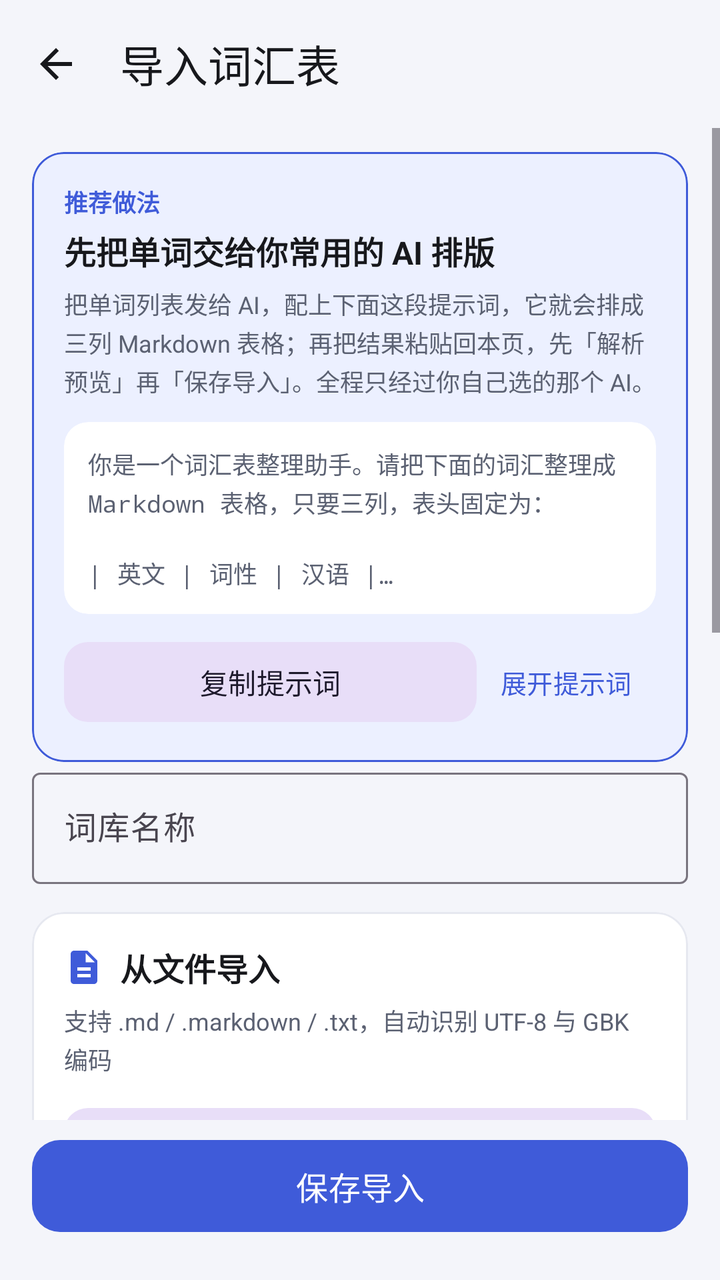
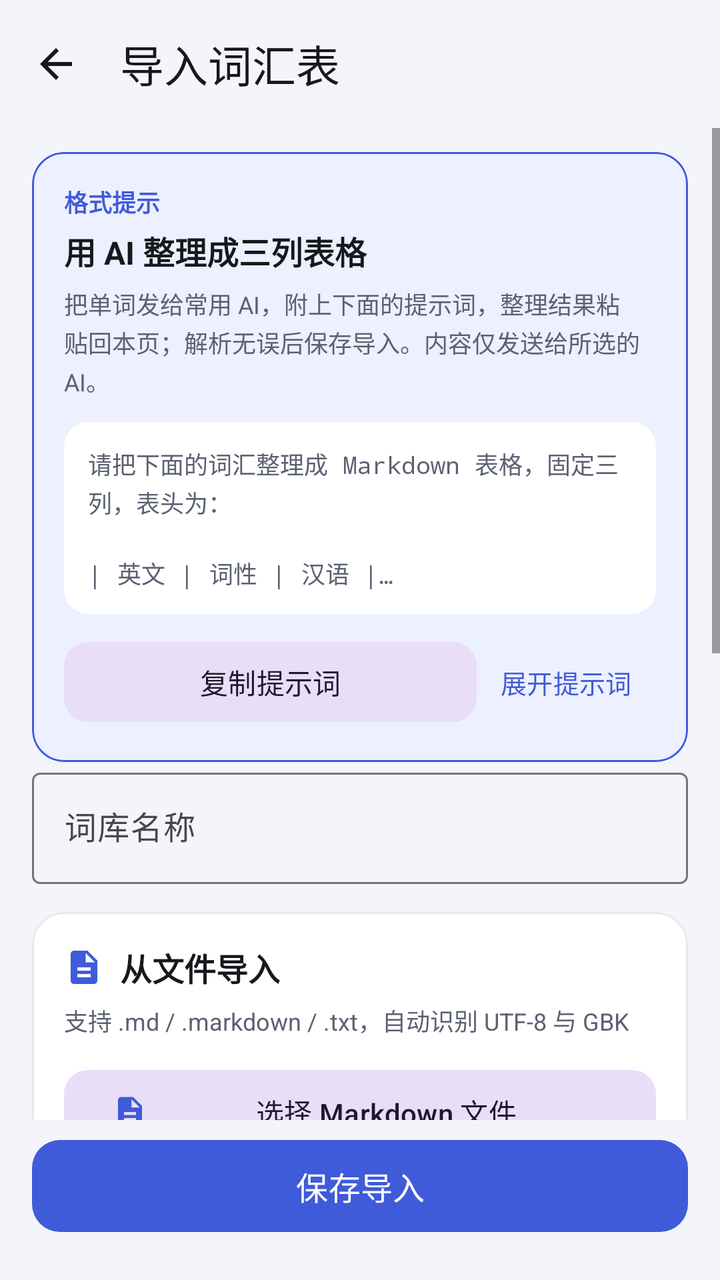

An Android layout rendered at two revisions. The XML below is the earlier revision; the diff shows what the commit changed to produce the second picture.
<!-- AndroidManifest.xml: application theme Theme.WordDrill -->
<!-- res/layout/activity_import.xml -->
<?xml version="1.0" encoding="utf-8"?>
<LinearLayout xmlns:android="http://schemas.android.com/apk/res/android"
    xmlns:app="http://schemas.android.com/apk/res-auto"
    android:id="@+id/root"
    android:layout_width="match_parent"
    android:layout_height="match_parent"
    android:background="@color/bg"
    android:focusableInTouchMode="true"
    android:orientation="vertical">

    <com.google.android.material.appbar.MaterialToolbar
        android:id="@+id/toolbar"
        style="@style/Toolbar.WordDrill"
        android:layout_width="match_parent"
        android:layout_height="?attr/actionBarSize"
        app:navigationIcon="@drawable/ic_arrow_back"
        app:title="@string/title_import" />

    <ScrollView
        android:layout_width="match_parent"
        android:layout_height="0dp"
        android:layout_weight="1"
        android:fillViewport="true">

        <LinearLayout
            android:layout_width="match_parent"
            android:layout_height="wrap_content"
            android:orientation="vertical"
            android:paddingStart="16dp"
            android:paddingTop="4dp"
            android:paddingEnd="16dp"
            android:paddingBottom="24dp">

            <com.google.android.material.card.MaterialCardView
                android:layout_width="match_parent"
                android:layout_height="wrap_content"
                android:layout_marginTop="8dp"
                app:cardBackgroundColor="@color/brand_soft"
                app:cardCornerRadius="16dp"
                app:cardElevation="0dp"
                app:strokeColor="@color/brand"
                app:strokeWidth="1dp">

                <LinearLayout
                    android:layout_width="match_parent"
                    android:layout_height="wrap_content"
                    android:orientation="vertical"
                    android:padding="16dp">

                    <TextView
                        android:layout_width="wrap_content"
                        android:layout_height="wrap_content"
                        android:text="@string/import_prompt_tag"
                        android:textColor="@color/brand"
                        android:textSize="12sp"
                        android:textStyle="bold" />

                    <TextView
                        style="@style/Text.CardTitle"
                        android:layout_width="match_parent"
                        android:layout_height="wrap_content"
                        android:layout_marginTop="4dp"
                        android:text="@string/import_prompt_title" />

                    <TextView
                        style="@style/Text.CardSubtitle"
                        android:layout_width="match_parent"
                        android:layout_height="wrap_content"
                        android:layout_marginTop="6dp"
                        android:lineSpacingExtra="2dp"
                        android:text="@string/import_prompt_body" />

                    <com.google.android.material.card.MaterialCardView
                        android:layout_width="match_parent"
                        android:layout_height="wrap_content"
                        android:layout_marginTop="12dp"
                        app:cardBackgroundColor="@color/surface"
                        app:cardCornerRadius="12dp"
                        app:cardElevation="0dp"
                        app:strokeWidth="0dp">

                        <TextView
                            android:id="@+id/tvPrompt"
                            android:layout_width="match_parent"
                            android:layout_height="wrap_content"
                            android:ellipsize="end"
                            android:lineSpacingExtra="2dp"
                            android:maxLines="4"
                            android:padding="12dp"
                            android:text="@string/import_prompt_text"
                            android:textColor="@color/text_secondary"
                            android:textSize="12sp"
                            android:typeface="monospace" />
                    </com.google.android.material.card.MaterialCardView>

                    <LinearLayout
                        android:layout_width="match_parent"
                        android:layout_height="wrap_content"
                        android:layout_marginTop="10dp"
                        android:gravity="center_vertical"
                        android:orientation="horizontal">

                        <com.google.android.material.button.MaterialButton
                            android:id="@+id/btnCopyPrompt"
                            style="@style/Widget.Material3.Button.TonalButton"
                            android:layout_width="0dp"
                            android:layout_height="48dp"
                            android:layout_weight="1"
                            android:text="@string/import_prompt_copy"
                            android:textSize="14sp"
                            app:cornerRadius="12dp" />

                        <com.google.android.material.button.MaterialButton
                            android:id="@+id/btnTogglePrompt"
                            style="@style/Widget.Material3.Button.TextButton"
                            android:layout_width="wrap_content"
                            android:layout_height="48dp"
                            android:text="@string/import_prompt_expand"
                            android:textSize="13sp" />
                    </LinearLayout>
                </LinearLayout>
            </com.google.android.material.card.MaterialCardView>

            <com.google.android.material.textfield.TextInputLayout
                android:id="@+id/tilName"
                style="@style/Widget.Material3.TextInputLayout.OutlinedBox"
                android:layout_width="match_parent"
                android:layout_height="wrap_content"
                android:hint="词库名称">

                <com.google.android.material.textfield.TextInputEditText
                    android:id="@+id/etName"
                    android:layout_width="match_parent"
                    android:layout_height="wrap_content"
                    android:inputType="text"
                    android:maxLines="1" />
            </com.google.android.material.textfield.TextInputLayout>

            <com.google.android.material.card.MaterialCardView
                android:layout_width="match_parent"
                android:layout_height="wrap_content"
                android:layout_marginTop="14dp"
                app:cardBackgroundColor="@color/surface"
                app:cardCornerRadius="16dp"
                app:cardElevation="0dp"
                app:strokeColor="@color/divider"
                app:strokeWidth="1dp">

                <LinearLayout
                    android:layout_width="match_parent"
                    android:layout_height="wrap_content"
                    android:orientation="vertical"
                    android:padding="16dp">

                    <LinearLayout
                        android:layout_width="match_parent"
                        android:layout_height="wrap_content"
                        android:gravity="center_vertical"
                        android:orientation="horizontal">

                        <ImageView
                            android:layout_width="20dp"
                            android:layout_height="20dp"
                            android:contentDescription="@null"
                            android:src="@drawable/ic_file"
                            app:tint="@color/brand" />

                        <TextView
                            style="@style/Text.CardTitle"
                            android:layout_width="wrap_content"
                            android:layout_height="wrap_content"
                            android:layout_marginStart="8dp"
                            android:text="从文件导入" />
                    </LinearLayout>

                    <TextView
                        style="@style/Text.CardSubtitle"
                        android:layout_width="match_parent"
                        android:layout_height="wrap_content"
                        android:layout_marginTop="6dp"
                        android:lineSpacingExtra="2dp"
                        android:text="@string/import_file_hint" />

                    <com.google.android.material.button.MaterialButton
                        android:id="@+id/btnPickFile"
                        style="@style/Widget.Material3.Button.TonalButton"
                        android:layout_width="match_parent"
                        android:layout_height="50dp"
                        android:layout_marginTop="12dp"
                        android:text="@string/import_pick_file"
                        android:textSize="14sp"
                        app:cornerRadius="12dp"
                        app:icon="@drawable/ic_file"
                        app:iconSize="18dp"
                        app:iconTint="@color/brand" />

                    <TextView
                        android:id="@+id/tvFileName"
                        android:layout_width="match_parent"
                        android:layout_height="wrap_content"
                        android:layout_marginTop="10dp"
                        android:textColor="@color/brand"
                        android:textSize="12sp"
                        android:visibility="gone" />
                </LinearLayout>
            </com.google.android.material.card.MaterialCardView>

            <TextView
                style="@style/Text.SectionLabel"
                android:layout_width="wrap_content"
                android:layout_height="wrap_content"
                android:layout_marginTop="24dp"
                android:layout_marginStart="4dp"
                android:text="@string/import_or_paste" />

            <TextView
                android:layout_width="match_parent"
                android:layout_height="wrap_content"
                android:layout_marginTop="6dp"
                android:lineSpacingExtra="2dp"
                android:text="支持 | # | 英文 | 词性 | 汉语 | 四列，也支持三列表格。序号会被忽略，入库顺序按单词出现顺序递增。"
                android:textColor="@color/text_secondary"
                android:textSize="12sp" />

            <TextView
                android:id="@+id/tvPhraseTip"
                android:layout_width="match_parent"
                android:layout_height="wrap_content"
                android:layout_marginTop="8dp"
                android:lineSpacingExtra="2dp"
                android:text="@string/import_phrase_tip"
                android:textColor="@color/warn"
                android:textSize="12sp"
                android:textStyle="bold" />

            <com.google.android.material.textfield.TextInputLayout
                android:id="@+id/tilMarkdown"
                style="@style/Widget.Material3.TextInputLayout.OutlinedBox"
                android:layout_width="match_parent"
                android:layout_height="wrap_content"
                android:layout_marginTop="8dp"
                android:hint="Markdown 词汇表">

                <com.google.android.material.textfield.TextInputEditText
                    android:id="@+id/etMarkdown"
                    android:layout_width="match_parent"
                    android:layout_height="wrap_content"
                    android:gravity="top|start"
                    android:inputType="textMultiLine"
                    android:minLines="8"
                    android:scrollbars="vertical"
                    android:textSize="13sp"
                    android:typeface="monospace" />
            </com.google.android.material.textfield.TextInputLayout>

            <LinearLayout
                android:layout_width="match_parent"
                android:layout_height="wrap_content"
                android:layout_marginTop="10dp"
                android:orientation="horizontal">

                <com.google.android.material.button.MaterialButton
                    android:id="@+id/btnPaste"
                    style="@style/Widget.Material3.Button.OutlinedButton"
                    android:layout_width="0dp"
                    android:layout_height="48dp"
                    android:layout_marginEnd="6dp"
                    android:layout_weight="1"
                    android:text="@string/action_paste"
                    android:textSize="14sp"
                    app:cornerRadius="12dp" />

                <com.google.android.material.button.MaterialButton
                    android:id="@+id/btnPreview"
                    style="@style/Widget.Material3.Button.OutlinedButton"
                    android:layout_width="0dp"
                    android:layout_height="48dp"
                    android:layout_marginStart="6dp"
                    android:layout_weight="1"
                    android:text="@string/action_preview"
                    android:textSize="14sp"
                    app:cornerRadius="12dp" />
            </LinearLayout>

            <com.google.android.material.button.MaterialButton
                android:id="@+id/btnAiParse"
                style="@style/Widget.Material3.Button.TonalButton"
                android:layout_width="match_parent"
                android:layout_height="48dp"
                android:layout_marginTop="10dp"
                android:text="@string/import_ai_parse"
                android:textSize="14sp"
                app:cornerRadius="12dp"
                app:icon="@drawable/ic_sparkle"
                app:iconSize="18dp"
                app:iconTint="@color/brand" />

            <LinearLayout
                android:id="@+id/aiProgress"
                android:layout_width="match_parent"
                android:layout_height="wrap_content"
                android:layout_marginTop="10dp"
                android:gravity="center_vertical"
                android:orientation="horizontal"
                android:visibility="gone">

                <com.google.android.material.progressindicator.CircularProgressIndicator
                    android:layout_width="wrap_content"
                    android:layout_height="wrap_content"
                    android:indeterminate="true"
                    app:indicatorSize="18dp"
                    app:trackThickness="2dp" />

                <TextView
                    android:id="@+id/tvAiProgress"
                    android:layout_width="wrap_content"
                    android:layout_height="wrap_content"
                    android:layout_marginStart="10dp"
                    android:text="@string/import_ai_running"
                    android:textColor="@color/text_secondary"
                    android:textSize="12sp" />
            </LinearLayout>

            <com.google.android.material.card.MaterialCardView
                android:id="@+id/previewCard"
                android:layout_width="match_parent"
                android:layout_height="wrap_content"
                android:layout_marginTop="12dp"
                android:visibility="gone"
                app:cardBackgroundColor="@color/brand_soft"
                app:cardCornerRadius="14dp"
                app:cardElevation="0dp"
                app:strokeWidth="0dp">

                <TextView
                    android:id="@+id/tvPreview"
                    android:layout_width="match_parent"
                    android:layout_height="wrap_content"
                    android:lineSpacingExtra="3dp"
                    android:padding="14dp"
                    android:textColor="@color/brand_dark"
                    android:textSize="13sp" />
            </com.google.android.material.card.MaterialCardView>
        </LinearLayout>
    </ScrollView>

    <com.google.android.material.button.MaterialButton
        android:id="@+id/btnSave"
        android:layout_width="match_parent"
        android:layout_height="54dp"
        android:layout_marginStart="16dp"
        android:layout_marginTop="6dp"
        android:layout_marginEnd="16dp"
        android:layout_marginBottom="20dp"
        android:text="@string/action_save"
        android:textSize="16sp"
        app:cornerRadius="14dp" />
</LinearLayout>
<!-- resources referenced by this layout -->
<resources>
  <color name="bg">#F4F5FA</color>
  <color name="brand">#3F5BD9</color>
  <color name="brand_dark">#1D2B6B</color>
  <color name="brand_soft">#ECF0FF</color>
  <color name="divider">#E6E8F0</color>
  <color name="surface">#FFFFFF</color>
  <color name="text_secondary">#5B6172</color>
  <color name="warn">#A8620A</color>
  <!-- drawable ic_arrow_back (drawable) -->
  <?xml version="1.0" encoding="utf-8"?>
  <vector xmlns:android="http://schemas.android.com/apk/res/android"
      android:width="24dp"
      android:height="24dp"
      android:viewportWidth="24"
      android:viewportHeight="24">
      <path
          android:fillColor="#FFFFFF"
          android:pathData="M20,11H7.83l5.59,-5.59L12,4l-8,8 8,8 1.41,-1.41L7.83,13H20v-2z" />
  </vector>
  <!-- drawable ic_file (drawable) -->
  <?xml version="1.0" encoding="utf-8"?>
  <vector xmlns:android="http://schemas.android.com/apk/res/android"
      android:width="24dp"
      android:height="24dp"
      android:viewportWidth="24"
      android:viewportHeight="24">
      <path
          android:fillColor="#FFFFFF"
          android:pathData="M14,2H6C4.9,2 4,2.9 4,4v16c0,1.1 0.89,2 1.99,2H18c1.1,0 2,-0.9 2,-2V8l-6,-6zM16,18H8v-2h8v2zM16,14H8v-2h8v2zM13,9V3.5L18.5,9H13z" />
  </vector>
  <string name="action_paste">从剪贴板粘贴</string>
  <string name="action_preview">解析预览</string>
  <string name="action_save">保存导入</string>
  <string name="import_ai_parse">AI 智能解析</string>
  <string name="import_ai_running">AI 正在整理，请稍候…</string>
  <string name="import_file_hint">支持 .md / .markdown / .txt，自动识别 UTF-8 与 GBK 编码</string>
  <string name="import_or_paste">或者直接粘贴表格内容</string>
  <string name="import_phrase_tip">尽量不要导入词组！就算导入词组，也不要填词性。</string>
  <string name="import_pick_file">选择 Markdown 文件</string>
  <string name="import_prompt_body">把单词列表发给 AI，配上下面这段提示词，它就会排成三列 Markdown 表格；再把结果粘贴回本页，先「解析预览」再「保存导入」。全程只经过你自己选的那个 AI。</string>
  <string name="import_prompt_copy">复制提示词</string>
  <string name="import_prompt_expand">展开提示词</string>
  <string name="import_prompt_tag">推荐做法</string>
  <string name="import_prompt_text">你是一个词汇表整理助手。请把下面的词汇整理成 Markdown 表格，只要三列，表头固定为：\n\n| 英文 | 词性 | 汉语 |\n|---|---|---|\n| competence | n. | 能力；胜任 |\n\n规则：\n1. 一行一个词，按原文顺序排列，不要合并、不要漏词；\n2. 词性只写缩写加句点，可用 n. v. vt. vi. adj. adv. prep. conj. pron. num. int. art. modal v.；多个词性用 &amp; 连接，例如 n.&amp;v.；\n3. 汉语释义用中文，多个义项用「；」分隔，不要编号、例句和音标；\n4. 词组和短语照原样写，词性可以留空；\n5. 只输出表格本身，不要解释、不要标题、不要代码块标记。\n\n需要整理的词汇：\n（把你的单词粘贴到这里）</string>
  <string name="import_prompt_title">先把单词交给你常用的 AI 排版</string>
  <string name="title_import">导入词汇表</string>
  <style name="Text.CardSubtitle" parent="">
          <item name="android:textSize">12sp</item>
          <item name="android:textColor">@color/text_secondary</item>
      </style>
  <style name="Text.CardTitle" parent="">
          <item name="android:textSize">16sp</item>
          <item name="android:textColor">@color/text_primary</item>
          <item name="android:textStyle">bold</item>
      </style>
  <style name="Text.SectionLabel" parent="">
          <item name="android:textSize">12sp</item>
          <item name="android:textColor">@color/text_secondary</item>
          <item name="android:letterSpacing">0.08</item>
          <item name="android:textStyle">bold</item>
      </style>
  <style name="Toolbar.WordDrill" parent="Widget.Material3.Toolbar">
          <item name="android:background">@color/bg</item>
          <item name="titleTextColor">@color/text_primary</item>
          <item name="subtitleTextColor">@color/text_secondary</item>
          <item name="navigationIconTint">@color/text_primary</item>
      </style>
  <color name="text_primary">#17181C</color>
  <color name="white">#FFFFFF</color>
  <color name="brand_container">#E4E9FF</color>
  <color name="accent">#C97A00</color>
  <!-- unchanged entries left out for length: 2 -->
</resources>

<!-- the commit's change to res/layout/activity_import.xml (unified diff, before → after) -->
@@ -126,7 +126,7 @@
                 style="@style/Widget.Material3.TextInputLayout.OutlinedBox"
                 android:layout_width="match_parent"
                 android:layout_height="wrap_content"
-                android:hint="词库名称">
+                android:hint="@string/import_name_hint">
 
                 <com.google.android.material.textfield.TextInputEditText
                     android:id="@+id/etName"
@@ -170,7 +170,7 @@
                             android:layout_width="wrap_content"
                             android:layout_height="wrap_content"
                             android:layout_marginStart="8dp"
-                            android:text="从文件导入" />
+                            android:text="@string/import_file_title" />
                     </LinearLayout>
 
                     <TextView
@@ -218,7 +218,7 @@
                 android:layout_height="wrap_content"
                 android:layout_marginTop="6dp"
                 android:lineSpacingExtra="2dp"
-                android:text="支持 | # | 英文 | 词性 | 汉语 | 四列，也支持三列表格。序号会被忽略，入库顺序按单词出现顺序递增。"
+                android:text="@string/import_columns_hint"
                 android:textColor="@color/text_secondary"
                 android:textSize="12sp" />
 
@@ -239,7 +239,7 @@
                 android:layout_width="match_parent"
                 android:layout_height="wrap_content"
                 android:layout_marginTop="8dp"
-                android:hint="Markdown 词汇表">
+                android:hint="@string/import_markdown_hint">
 
                 <com.google.android.material.textfield.TextInputEditText
                     android:id="@+id/etMarkdown"
<!-- resource entries referenced after the edit -->
@@ -33,18 +33,22 @@
   <string name="action_paste">从剪贴板粘贴</string>
   <string name="action_preview">解析预览</string>
   <string name="action_save">保存导入</string>
-  <string name="import_ai_parse">AI 智能解析</string>
-  <string name="import_ai_running">AI 正在整理，请稍候…</string>
-  <string name="import_file_hint">支持 .md / .markdown / .txt，自动识别 UTF-8 与 GBK 编码</string>
-  <string name="import_or_paste">或者直接粘贴表格内容</string>
-  <string name="import_phrase_tip">尽量不要导入词组！就算导入词组，也不要填词性。</string>
+  <string name="import_ai_parse">智能解析</string>
+  <string name="import_ai_running">正在整理…</string>
+  <string name="import_columns_hint">支持三列或四列表格，序号列可省略。</string>
+  <string name="import_file_hint">支持 .md / .markdown / .txt，自动识别 UTF-8 与 GBK</string>
+  <string name="import_file_title">从文件导入</string>
+  <string name="import_markdown_hint">Markdown 词汇表</string>
+  <string name="import_name_hint">词库名称</string>
+  <string name="import_or_paste">或粘贴表格内容</string>
+  <string name="import_phrase_tip">词组建议不填词性。</string>
   <string name="import_pick_file">选择 Markdown 文件</string>
-  <string name="import_prompt_body">把单词列表发给 AI，配上下面这段提示词，它就会排成三列 Markdown 表格；再把结果粘贴回本页，先「解析预览」再「保存导入」。全程只经过你自己选的那个 AI。</string>
+  <string name="import_prompt_body">把单词发给常用 AI，附上下面的提示词，整理结果粘贴回本页；解析无误后保存导入。内容仅发送给所选的 AI。</string>
   <string name="import_prompt_copy">复制提示词</string>
   <string name="import_prompt_expand">展开提示词</string>
-  <string name="import_prompt_tag">推荐做法</string>
-  <string name="import_prompt_text">你是一个词汇表整理助手。请把下面的词汇整理成 Markdown 表格，只要三列，表头固定为：\n\n| 英文 | 词性 | 汉语 |\n|---|---|---|\n| competence | n. | 能力；胜任 |\n\n规则：\n1. 一行一个词，按原文顺序排列，不要合并、不要漏词；\n2. 词性只写缩写加句点，可用 n. v. vt. vi. adj. adv. prep. conj. pron. num. int. art. modal v.；多个词性用 &amp; 连接，例如 n.&amp;v.；\n3. 汉语释义用中文，多个义项用「；」分隔，不要编号、例句和音标；\n4. 词组和短语照原样写，词性可以留空；\n5. 只输出表格本身，不要解释、不要标题、不要代码块标记。\n\n需要整理的词汇：\n（把你的单词粘贴到这里）</string>
-  <string name="import_prompt_title">先把单词交给你常用的 AI 排版</string>
+  <string name="import_prompt_tag">格式提示</string>
+  <string name="import_prompt_text">请把下面的词汇整理成 Markdown 表格，固定三列，表头为：\n\n| 英文 | 词性 | 汉语 |\n|---|---|---|\n| competence | n. | 能力；胜任 |\n\n要求：\n1. 一行一个词，按原文顺序排列，不合并、不漏词；\n2. 词性用缩写加句点，如 n. v. adj. adv. prep. conj. pron. num. int. art. modal v.，多个词性用 &amp; 连接；\n3. 释义用中文，多个义项用「；」分隔，不加编号、例句和音标；\n4. 词组与短语保留原样，词性可留空；\n5. 只输出表格，不加解释、标题或代码块标记。\n\n词汇如下：\n（在此粘贴单词）</string>
+  <string name="import_prompt_title">用 AI 整理成三列表格</string>
   <string name="title_import">导入词汇表</string>
   <style name="Text.CardSubtitle" parent="">
           <item name="android:textSize">12sp</item>
